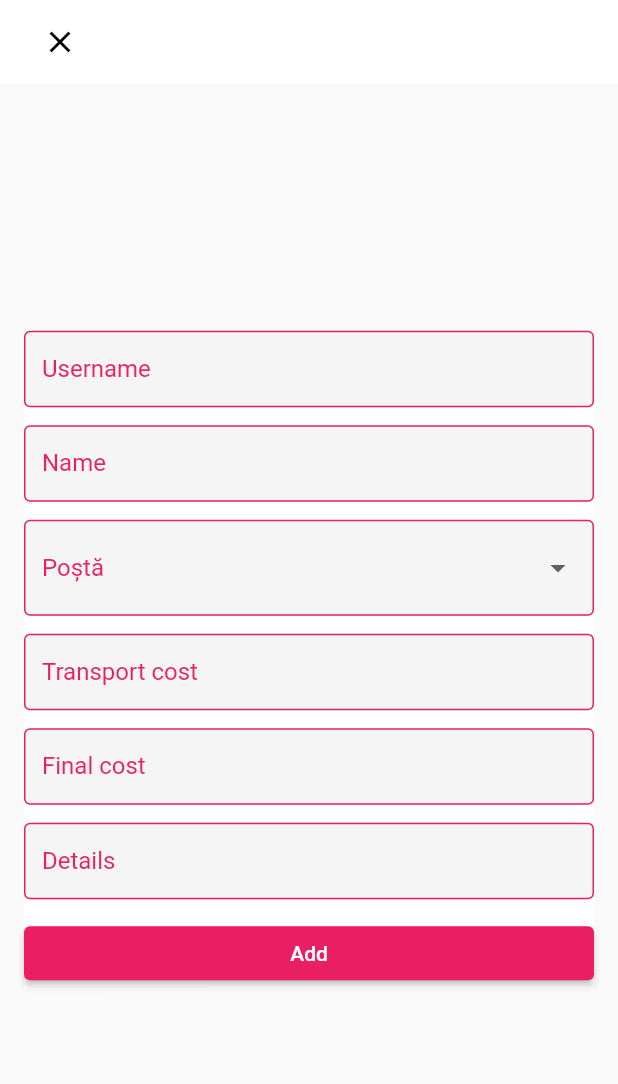
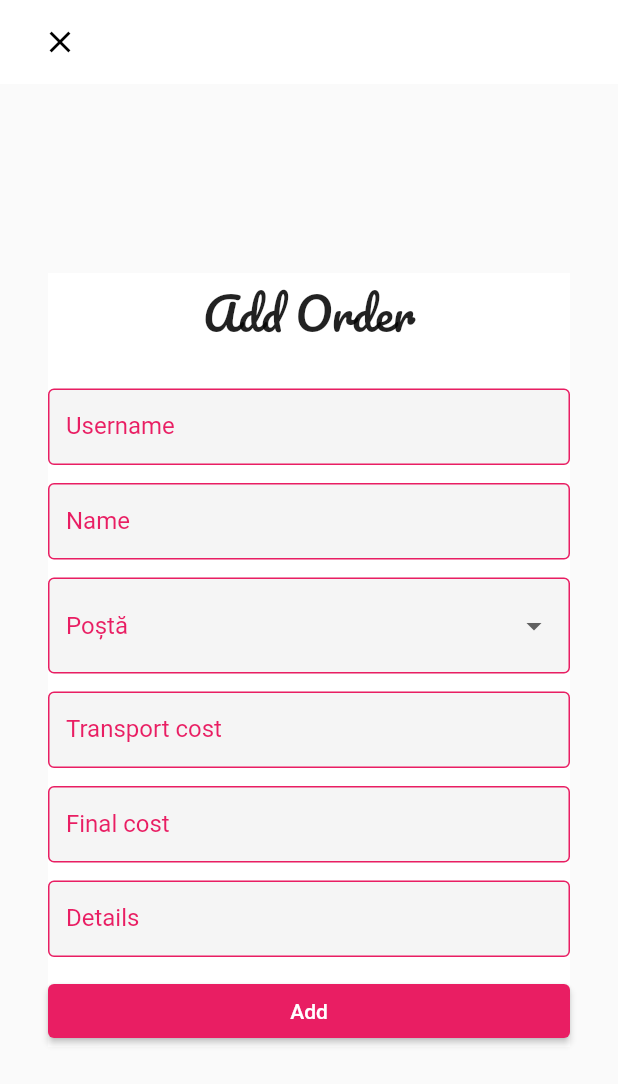
Before and after one commit to mircea-negrau/Shop-Manager, a Flutter app: the screen it shows after launch, after a tap on the "add box" icon, on a phone screen of 412 x 824 dp. Shown: the top 1084 px of the screen. Run offline on Flutter 3.47's test engine with Material 2 defaults, Android fonts, the phone set to English and light mode, and no system bars; our stand-ins replace jiffy; missing offline and left inert: gsheets; key blocks and very long unbroken strings in the code were emptied for the run.

Commit message:
Version 1.0

```diff
--- a/lib/main.dart
+++ b/lib/main.dart
@@ -38,7 +38,7 @@ class App extends StatelessWidget {
               color: Colors.white,
               child: Center(
                 child: CircularProgressIndicator(
-                  backgroundColor: Colors.white,
+                backgroundColor: Colors.white,
                 ),
               ));
         });
--- a/lib/models/order.dart
+++ b/lib/models/order.dart
@@ -5,8 +5,8 @@ class OrderFields {
   static final String username = 'Username';
   static final String name = 'Name';
   static final String transportType = 'Transport';
-  static final String costWithoutTransport = 'Cost without transport';
-  static final String finalCost = 'Final cost';
+  static final String transportCost = 'Transport cost';
+  static final String itemsCost = 'Items cost';
   static final String status = 'Status';
   static final String date = 'Date';
   static final String time = 'Time';
@@ -17,8 +17,8 @@ class OrderFields {
         username,
         name,
         transportType,
-    costWithoutTransport,
-    finalCost,
+        transportCost,
+        itemsCost,
         status,
         date,
         time,
@@ -31,8 +31,8 @@ class Order {
   final String username;
   final String name;
   final String transportType;
-  final int costWithoutTransport;
-  final int finalCost;
+  final int transportCost;
+  final int itemsCost;
   final String status;
   final String date;
   final String time;
@@ -43,37 +43,42 @@ class Order {
     required this.username,
     required this.name,
     required this.transportType,
-    required this.costWithoutTransport,
-    required this.finalCost,
+    required this.transportCost,
+    required this.itemsCost,
     required this.status,
     required this.date,
     required this.time,
     required this.details,
   });
 
-  Map<String, dynamic> toJson() => {
+  Map<String, dynamic> toJson() {
+    return {
       OrderFields.id: this.id,
       OrderFields.username: this.username,
       OrderFields.name: this.name,
       OrderFields.transportType: this.transportType,
-    OrderFields.costWithoutTransport: this.costWithoutTransport,
-    OrderFields.finalCost: this.finalCost,
+      OrderFields.transportCost: this.transportCost,
+      OrderFields.itemsCost: this.itemsCost,
       OrderFields.status: this.status,
       OrderFields.date: this.date,
       OrderFields.time: this.time,
       OrderFields.details: this.details,
     };
+  }
 
-  static Order fromJson(Map<String, dynamic> json) => Order(
+  static Order fromJson(Map<String, dynamic> json) {
+    String date = json[OrderFields.date];
+    return Order(
       id: jsonDecode(json[OrderFields.id]),
       username: json[OrderFields.username],
       name: json[OrderFields.name],
       transportType: json[OrderFields.transportType],
-    costWithoutTransport: jsonDecode(json[OrderFields.costWithoutTransport]),
-    finalCost: jsonDecode(json[OrderFields.finalCost]),
+      transportCost: jsonDecode(json[OrderFields.transportCost]),
+      itemsCost: jsonDecode(json[OrderFields.itemsCost]),
       status: json[OrderFields.status],
-    date: json[OrderFields.date],
+      date: date,
       time: json[OrderFields.time],
       details: json[OrderFields.details],
     );
   }
+}
--- a/lib/services/googleSheetsApi/OrderSheetsApi.dart
+++ b/lib/services/googleSheetsApi/OrderSheetsApi.dart
@@ -64,7 +64,9 @@ class OrderSheetsApi {
   static Future<List<Order>> getAll() async {
     if (_orderSheet == null) return <Order>[];
     final orders = await _orderSheet!.values.map.allRows();
-    return orders == null ? <Order>[] : orders.map(Order.fromJson).toList();
+    return orders == null
+        ? <Order>[]
+        : orders.map(Order.fromJson).toList().reversed.toList();
   }
 
   static Future<bool> update(int id, Map<String, dynamic> order) async {
--- a/lib/views/01-main/components/mainAppBar.dart
+++ b/lib/views/01-main/components/mainAppBar.dart
@@ -1,9 +1,11 @@
-import 'dart:async';
 import 'package:dantelion/views/02-addOrder/addOrder.dart';
 import 'package:flutter/cupertino.dart';
 import 'package:flutter/material.dart';
 
-AppBar mainAppBar(BuildContext context, addOrder) {
+AppBar mainAppBar(BuildContext context, addOrder, showArchived, showOrders) {
+  Icon icon = Icon(Icons.archive_outlined);
+  if(!showOrders)
+    icon = Icon(Icons.list);
   return AppBar(
     backgroundColor: Colors.white,
     elevation: 0,
@@ -27,8 +29,8 @@ AppBar mainAppBar(BuildContext context, addOrder) {
         highlightColor: Colors.transparent,
       ),
       IconButton(
-        icon: Icon(Icons.assignment_outlined),
-        onPressed: () {},
+        icon: icon,
+        onPressed: showArchived,
         splashColor: Colors.transparent,
         highlightColor: Colors.transparent,
       ),
--- a/lib/views/01-main/mainView.dart
+++ b/lib/views/01-main/mainView.dart
@@ -3,6 +3,7 @@ import 'package:dantelion/services/googleSheetsApi/OrderSheetsApi.dart';
 import 'package:dantelion/services/googleSheetsApi/ArchivedSheetsApi.dart';
 import 'package:dantelion/services/googleSheetsApi/DeletedSheetsApi.dart';
 import 'package:dantelion/views/01-main/components/listItem.dart';
+import 'package:flutter/cupertino.dart';
 import 'package:flutter/material.dart';
 import 'package:dantelion/views/01-main/components/mainAppBar.dart';
 import 'package:dantelion/views/01-main/components/dismissibleOrder.dart';
@@ -16,6 +17,11 @@ class MainView extends StatefulWidget {
 
 class _MainViewState extends State<MainView> {
   List<Order> _orders = [];
+  List<Order> _archived = [];
+  int _selectedIndex = 0;
+  bool _showOrders = true;
+  int _sum = 0;
+  int _transportSum = 0;
 
   _fetchOrders() async {
     final orders = await OrderSheetsApi.getAll();
@@ -25,38 +31,132 @@ class _MainViewState extends State<MainView> {
     return _orders;
   }
 
+  _fetchArchived() async {
+    final archived = await ArchivedSheetsApi.getAll();
+    setState(() {
+      _archived = archived;
+    });
+    return _archived;
+  }
+
   @override
   void initState() {
     _fetchOrders();
+    _fetchArchived();
     super.initState();
+  }
+
+  showArchived() {
+    setState(() {
+      _selectedIndex = 0;
+      _showOrders = !_showOrders;
+    });
   }
 
   @override
   Widget build(BuildContext context) {
     return Scaffold(
-      appBar: mainAppBar(context, addOrder),
+      appBar: mainAppBar(context, addOrder, showArchived, _showOrders),
       body: mainBody(),
+      bottomNavigationBar: mainBottomNavBar(),
+    );
+  }
+
+  _onItemTapped(int index) {
+    setState(() {
+      _selectedIndex = index;
+    });
+  }
+
+  mainBottomNavBar() {
+    return BottomNavigationBar(
+      selectedItemColor: Colors.black,
+      currentIndex: _selectedIndex,
+      onTap: _onItemTapped,
+      items: const [
+        BottomNavigationBarItem(
+          icon: Icon(Icons.home),
+          label: 'Home',
+        ),
+        BottomNavigationBarItem(
+          icon: Icon(Icons.business),
+          label: 'Business',
+        ),
+      ],
     );
   }
 
   mainBody() {
+    if (_selectedIndex == 0) {
+      if (_showOrders)
         return ListView.separated(
           itemBuilder: (context, index) {
             final item = _orders[index];
             return DismissibleOrder(
               item: item,
               child: buildListTile(item),
-            onDismissed: (direction) => dismissItem(context, index, direction),
+              onDismissed: (direction) =>
+                  dismissItem(context, index, direction),
             );
           },
           separatorBuilder: (context, index) => Divider(),
-        itemCount: _orders.length);
+          itemCount: _orders.length,
+        );
+      else
+        return ListView.separated(
+          itemBuilder: (context, index) {
+            final item = _archived[index];
+            return DismissibleOrder(
+              item: item,
+              child: buildListTile(item),
+              onDismissed: (direction) =>
+                  dismissItem(context, index, direction),
+            );
+          },
+          separatorBuilder: (context, index) => Divider(),
+          itemCount: _archived.length,
+        );
+    } else {
+      _sum = 0;
+      for (var order in _orders) {
+        _sum += order.itemsCost;
+        _transportSum += order.transportCost;
+      }
+      return Container(
+        margin: EdgeInsets.all(10.0),
+        child: Row(
+          mainAxisAlignment: MainAxisAlignment.center,
+          children: [
+            Column(
+              mainAxisAlignment: MainAxisAlignment.center,
+              children: [
+                Row(
+                  children: [
+                    Text(
+                      "PROFIT: $_sum RON",
+                      style: TextStyle(fontWeight: FontWeight.bold),
+                    ),
+                  ],
+                ),
+                SizedBox(
+                  height: 12.0,
+                ),
+                Text(
+                  "TRANSPORT: $_transportSum RON",
+                  style: TextStyle(fontWeight: FontWeight.bold),
+                ),
+              ],
+            ),
+          ],
+        ),
+      );
+    }
   }
 
   Future<void> addOrder(BuildContext context, order) async {
     if (order.runtimeType == Null) return;
     setState(() {
-      _orders.add(order);
+      _orders.insert(0, order);
     });
   }
 
@@ -66,6 +166,7 @@ class _MainViewState extends State<MainView> {
       case DismissDirection.startToEnd:
         OrderSheetsApi.deleteById(_orders[index].id!);
         ArchivedSheetsApi.insert([_orders[index].toJson()]);
+        _archived.insert(0, _orders[index]);
         ScaffoldMessenger.of(context).showSnackBar(
           SnackBar(
             content: Text("Archived"),
--- a/lib/views/02-addOrder/addOrder.dart
+++ b/lib/views/02-addOrder/addOrder.dart
@@ -21,7 +21,7 @@ class _AddOrderViewState extends State<AddOrderView> {
   final usernameController = TextEditingController();
   final nameController = TextEditingController();
   final transportCostController = TextEditingController();
-  final finalCostController = TextEditingController();
+  final itemsCostController = TextEditingController();
   final detailsController = TextEditingController();
 
   @override
@@ -29,7 +29,7 @@ class _AddOrderViewState extends State<AddOrderView> {
     usernameController.dispose();
     nameController.dispose();
     transportCostController.dispose();
-    finalCostController.dispose();
+    itemsCostController.dispose();
     detailsController.dispose();
     super.dispose();
   }
@@ -39,7 +39,7 @@ class _AddOrderViewState extends State<AddOrderView> {
     return Scaffold(
         appBar: backAppBar(context),
         body: SafeArea(
-          minimum: const EdgeInsets.all(16),
+          minimum: const EdgeInsets.all(32),
           child: Center(
             child: Container(
               color: Colors.white,
@@ -58,6 +58,14 @@ class _AddOrderViewState extends State<AddOrderView> {
     return Column(
       crossAxisAlignment: CrossAxisAlignment.stretch,
       children: [
+        Center(
+          child: Text(
+            "Add Order",
+            style: TextStyle(fontFamily: 'Pacifico', fontSize: 30.0),
+          ),
+        ),
+        separator(),
+        separator(),
         textField("Username", usernameController, false),
         separator(),
         textField("Name", nameController, false),
@@ -66,7 +74,7 @@ class _AddOrderViewState extends State<AddOrderView> {
         separator(),
         numberField("Transport cost", transportCostController),
         separator(),
-        numberField("Final cost", finalCostController),
+        numberField("Final cost", itemsCostController),
         separator(),
         textField("Details", detailsController, false),
         separator(),
@@ -75,7 +83,8 @@ class _AddOrderViewState extends State<AddOrderView> {
           usernameController: usernameController,
           nameController: nameController,
           transportType: _transportType,
-          transportCostController: transportCostController,
+          itemsCostController: transportCostController,
+          transportCostController: itemsCostController,
           detailsController: detailsController,
         ),
       ],
--- a/pubspec.yaml
+++ b/pubspec.yaml
@@ -12,6 +12,7 @@ dependencies:
     sdk: flutter
   cupertino_icons: ^1.0.2
   gsheets: ^0.3.1
+  jiffy: ^4.1.0
 
 dev_dependencies:
   flutter_test:
```
Also changed, not shown: lib/views/01-main/components/listItem.dart (+23 -1 lines), lib/views/02-addOrder/components/submitButton.dart (+9 -16 lines), pubspec.lock, 1 other file. Lines whose indentation alone changed are shown as unchanged.
